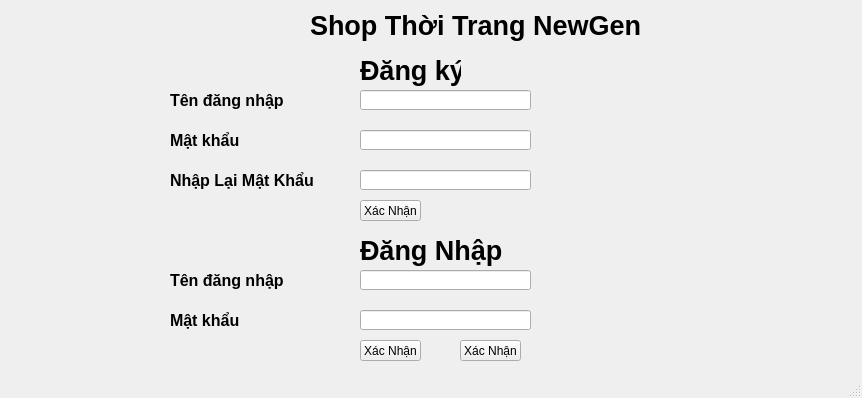
Above: dangnhap.ui from huynpvk25406-crypto/main before the change. Below: the same form after it.
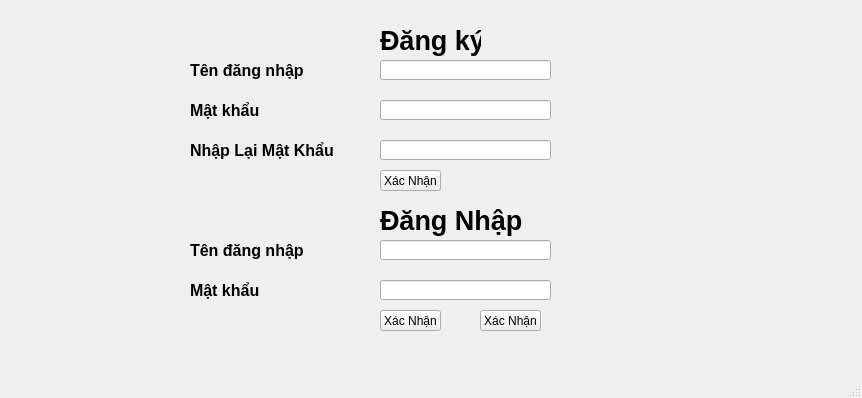
That is the form after the change.

Diff of the .ui file:
```diff
--- a/dangnhap.ui
+++ b/dangnhap.ui
@@ -17,8 +17,8 @@
    <widget class="QLineEdit" name="dkten">
     <property name="geometry">
      <rect>
-      <x>360</x>
-      <y>90</y>
+      <x>380</x>
+      <y>60</y>
       <width>171</width>
       <height>20</height>
      </rect>
@@ -27,8 +27,8 @@
    <widget class="QLabel" name="label_2">
     <property name="geometry">
      <rect>
-      <x>360</x>
-      <y>50</y>
+      <x>380</x>
+      <y>20</y>
       <width>101</width>
       <height>41</height>
      </rect>
@@ -40,8 +40,8 @@
    <widget class="QLabel" name="label_3">
     <property name="geometry">
      <rect>
-      <x>360</x>
-      <y>230</y>
+      <x>380</x>
+      <y>200</y>
       <width>191</width>
       <height>41</height>
      </rect>
@@ -53,8 +53,8 @@
    <widget class="QLineEdit" name="dnten">
     <property name="geometry">
      <rect>
-      <x>360</x>
-      <y>270</y>
+      <x>380</x>
+      <y>240</y>
       <width>171</width>
       <height>20</height>
      </rect>
@@ -63,8 +63,8 @@
    <widget class="QLineEdit" name="dkmk">
     <property name="geometry">
      <rect>
-      <x>360</x>
-      <y>130</y>
+      <x>380</x>
+      <y>100</y>
       <width>171</width>
       <height>20</height>
      </rect>
@@ -73,8 +73,8 @@
    <widget class="QLabel" name="label_4">
     <property name="geometry">
      <rect>
-      <x>170</x>
-      <y>90</y>
+      <x>190</x>
+      <y>60</y>
       <width>181</width>
       <height>21</height>
      </rect>
@@ -86,8 +86,8 @@
    <widget class="QLabel" name="label_5">
     <property name="geometry">
      <rect>
-      <x>170</x>
-      <y>130</y>
+      <x>190</x>
+      <y>100</y>
       <width>101</width>
       <height>21</height>
      </rect>
@@ -99,8 +99,8 @@
    <widget class="QLabel" name="label_6">
     <property name="geometry">
      <rect>
-      <x>170</x>
-      <y>170</y>
+      <x>190</x>
+      <y>140</y>
       <width>191</width>
       <height>21</height>
      </rect>
@@ -112,8 +112,8 @@
    <widget class="QLineEdit" name="dknlmk">
     <property name="geometry">
      <rect>
-      <x>360</x>
-      <y>170</y>
+      <x>380</x>
+      <y>140</y>
       <width>171</width>
       <height>20</height>
      </rect>
@@ -122,8 +122,8 @@
    <widget class="QLineEdit" name="dnmk">
     <property name="geometry">
      <rect>
-      <x>360</x>
-      <y>310</y>
+      <x>380</x>
+      <y>280</y>
       <width>171</width>
       <height>20</height>
      </rect>
@@ -132,8 +132,8 @@
    <widget class="QLabel" name="label_7">
     <property name="geometry">
      <rect>
-      <x>170</x>
-      <y>270</y>
+      <x>190</x>
+      <y>240</y>
       <width>181</width>
       <height>21</height>
      </rect>
@@ -145,8 +145,8 @@
    <widget class="QLabel" name="label_8">
     <property name="geometry">
      <rect>
-      <x>170</x>
-      <y>310</y>
+      <x>190</x>
+      <y>280</y>
       <width>101</width>
       <height>21</height>
      </rect>
@@ -158,8 +158,8 @@
    <widget class="QPushButton" name="xacnhan1">
     <property name="geometry">
      <rect>
-      <x>360</x>
-      <y>200</y>
+      <x>380</x>
+      <y>170</y>
       <width>61</width>
       <height>21</height>
      </rect>
@@ -171,8 +171,8 @@
    <widget class="QPushButton" name="xacnhan2">
     <property name="geometry">
      <rect>
-      <x>360</x>
-      <y>340</y>
+      <x>380</x>
+      <y>310</y>
       <width>61</width>
       <height>21</height>
      </rect>
@@ -181,26 +181,13 @@
      <string>Xác Nhận</string>
     </property>
    </widget>
-   <widget class="QLabel" name="label">
-    <property name="geometry">
-     <rect>
-      <x>310</x>
-      <y>0</y>
-      <width>341</width>
-      <height>51</height>
-     </rect>
-    </property>
-    <property name="text">
-     <string>&lt;html&gt;&lt;head/&gt;&lt;body&gt;&lt;p&gt;&lt;span style=&quot; font-size:20pt; font-weight:600;&quot;&gt;Shop Thời Trang NewGen&lt;/span&gt;&lt;/p&gt;&lt;/body&gt;&lt;/html&gt;</string>
-    </property>
-   </widget>
    <widget class="QLabel" name="logo">
     <property name="geometry">
      <rect>
       <x>20</x>
       <y>10</y>
-      <width>91</width>
-      <height>81</height>
+      <width>151</width>
+      <height>71</height>
      </rect>
     </property>
     <property name="text">
@@ -213,8 +200,8 @@
    <widget class="QPushButton" name="mostaff">
     <property name="geometry">
      <rect>
-      <x>460</x>
-      <y>340</y>
+      <x>480</x>
+      <y>310</y>
       <width>61</width>
       <height>21</height>
      </rect>
```
